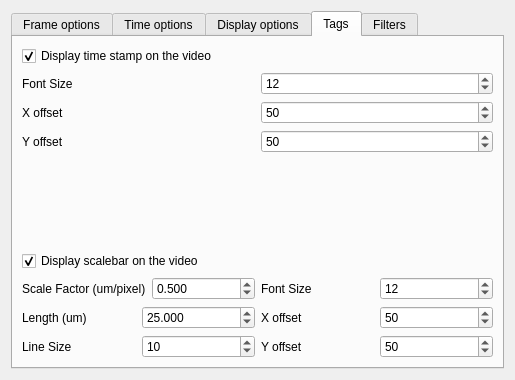
First picture: the form in ProcessOptionsGui.ui, repository fedeceri85/robopy2, before the edit.
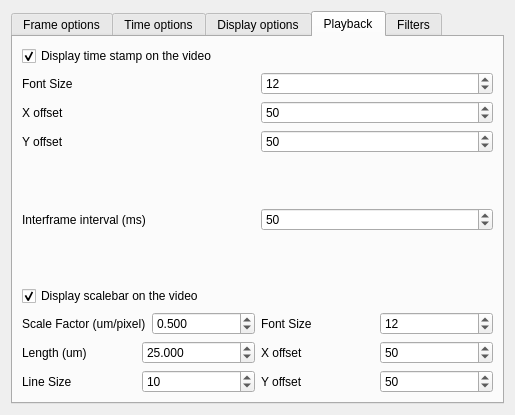
Second picture: the form after the edit. The open tabs and pages were chosen to show the change.

Commit message: - Variable interframe interval during playback introduced - Rois now save pointmaps

```diff
--- a/ProcessOptionsGui.ui
+++ b/ProcessOptionsGui.ui
@@ -7,7 +7,7 @@
     <x>0</x>
     <y>0</y>
     <width>515</width>
-    <height>380</height>
+    <height>415</height>
    </rect>
   </property>
   <property name="windowTitle">
@@ -527,7 +527,7 @@
      </widget>
      <widget class="QWidget" name="tab">
       <attribute name="title">
-       <string>Tags</string>
+       <string>Playback</string>
       </attribute>
       <layout class="QVBoxLayout" name="verticalLayout_9">
        <item>
@@ -613,6 +613,40 @@
          </property>
         </spacer>
        </item>
+       <item>
+        <layout class="QHBoxLayout" name="horizontalLayout_18">
+         <item>
+          <widget class="QLabel" name="yOffsetLabel_3">
+           <property name="text">
+            <string>Interframe interval (ms) </string>
+           </property>
+          </widget>
+         </item>
+         <item>
+          <widget class="QSpinBox" name="PlayInterframeSpinBox">
+           <property name="maximum">
+            <number>2560</number>
+           </property>
+           <property name="value">
+            <number>50</number>
+           </property>
+          </widget>
+         </item>
+        </layout>
+       </item>
+       <item>
+        <spacer name="verticalSpacer_3">
+         <property name="orientation">
+          <enum>Qt::Vertical</enum>
+         </property>
+         <property name="sizeHint" stdset="0">
+          <size>
+           <width>20</width>
+           <height>45</height>
+          </size>
+         </property>
+        </spacer>
+       </item>
        <item>
         <widget class="QCheckBox" name="scalebarCheckBox">
          <property name="text">
```
Left out of the diff: 5 changed lines with no effect on the pictures. The commit also changes 6 other files.
